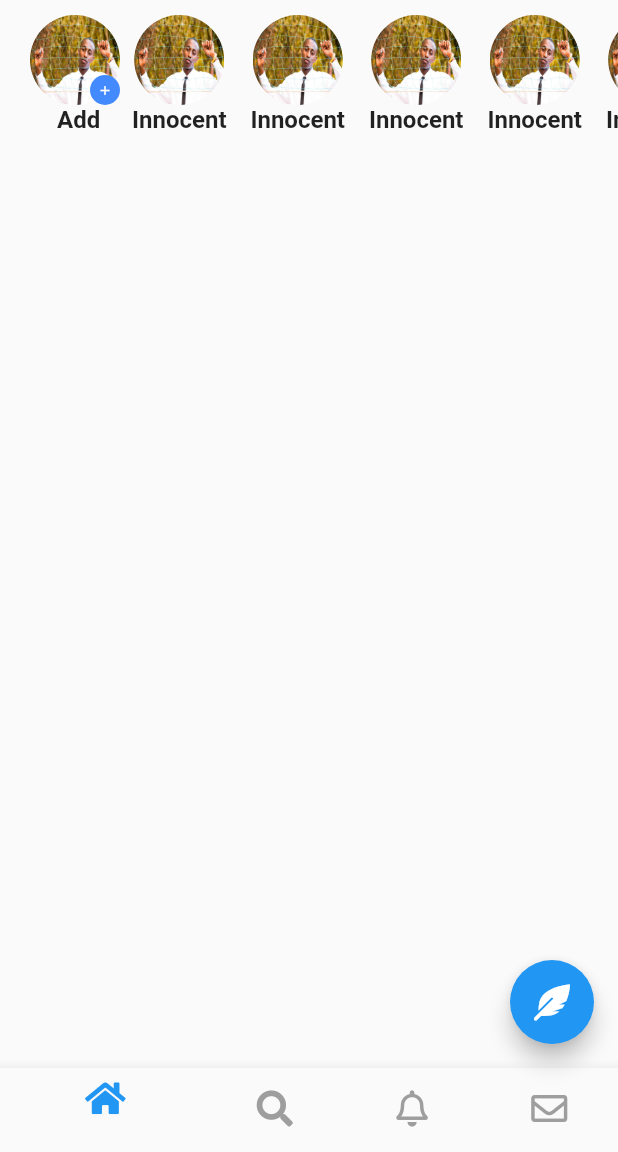
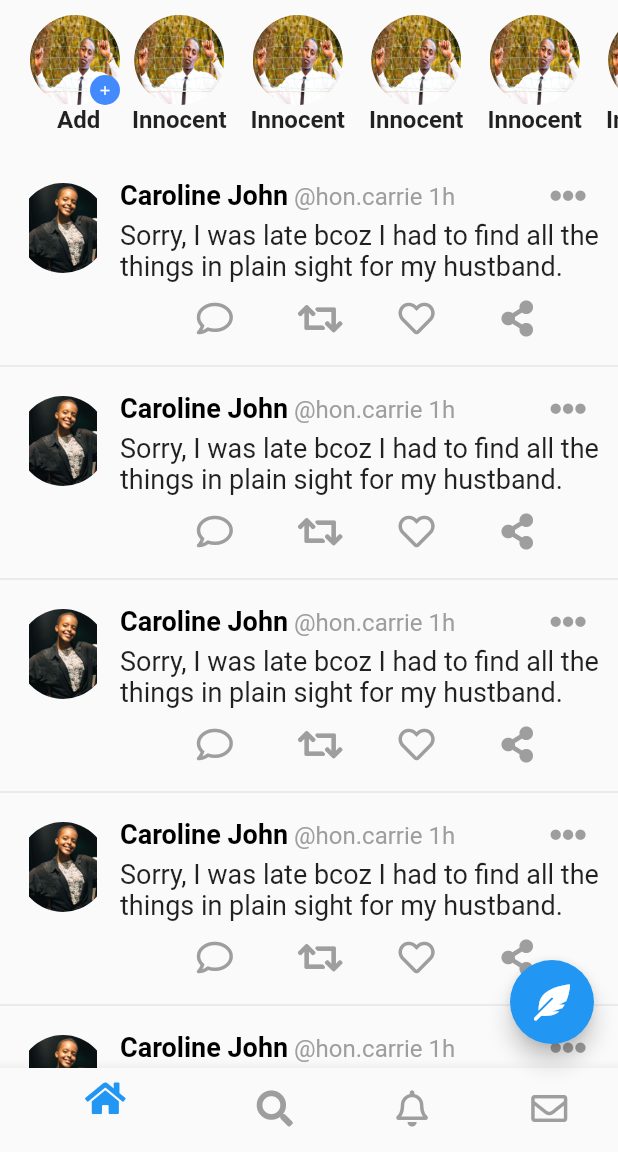
Before and after one commit to luqmantuke/14DaysFlutterUIChallenge, a Flutter app: the screen it shows after launch, on a phone screen of 412 x 824 dp, the part 84-1236 px from its top. Run offline on Flutter 3.47's test engine with Material 2 defaults, Android fonts, the phone set to English and light mode, and no system bars; our stand-ins replace font_awesome_flutter.

Commit message:
added tweet feed

```diff
--- a/twitter_clone/lib/main.dart
+++ b/twitter_clone/lib/main.dart
@@ -3,6 +3,7 @@ import 'package:font_awesome_flutter/font_awesome_flutter.dart';
 import 'package:twitter_clone/utils/app_constants.dart';
 import 'package:twitter_clone/widgets/bottom_navigation_bar.dart';
 import 'package:twitter_clone/widgets/stories.dart';
+import 'package:twitter_clone/widgets/tweet_feed.dart';
 
 void main() {
   runApp(MyApp());
@@ -49,7 +50,7 @@ class MyApp extends StatelessWidget {
           child: Column(
             children: [
               Stories(),
-
+              TweetFeed(),
             ],
           ),
         ),
--- a/twitter_clone/lib/utils/app_constants.dart
+++ b/twitter_clone/lib/utils/app_constants.dart
@@ -1,3 +1,4 @@
 const String logo = 'assets/images/logo.png';
 const String sparkle = 'assets/images/sparkle.png';
 const String innocent = 'assets/images/innocent.jpg';
+const String caro = 'assets/images/caro.jpg';
--- /dev/null
+++ b/twitter_clone/lib/widgets/tweet_feed.dart
@@ -0,0 +1,128 @@
+import 'package:flutter/material.dart';
+import 'package:font_awesome_flutter/font_awesome_flutter.dart';
+import 'package:twitter_clone/utils/app_constants.dart';
+
+class TweetFeed extends StatelessWidget {
+  @override
+  Widget build(BuildContext context) {
+    return Expanded(
+          child: SizedBox(
+
+                      child: ListView.builder(
+                        itemCount: 10,
+                        scrollDirection: Axis.vertical,
+                  itemBuilder: (context, index)=>Container(
+            child: Column(
+        children: <Widget>[
+            Padding(
+                padding: const EdgeInsets.all(4.0),
+                child: Row(
+                  crossAxisAlignment: CrossAxisAlignment.start,
+                  children: <Widget>[
+                    Padding(
+                        padding: const EdgeInsets.all(8.0),
+                        child: Container(
+                          width: 60,
+                          height: 60,
+                          decoration: BoxDecoration(
+                            shape: BoxShape.circle,
+                            image: DecorationImage(
+                              image: AssetImage(
+                                caro,
+
+
+                              ),
+                            )
+                          ),
+                        )
+                    ),
+                    Expanded(
+                        child: Column(
+                          mainAxisAlignment: MainAxisAlignment.start,
+                          children: <Widget>[
+                            Padding(
+                              padding: const EdgeInsets.only(top: 4.0),
+                              child: Row(
+                                mainAxisAlignment: MainAxisAlignment.spaceBetween,
+                                children: <Widget>[
+                                  Expanded(
+                                    child: Container(
+                                        child: RichText(
+                                      text: TextSpan(children: [
+                                        TextSpan(
+                                          text: "Caroline John",
+                                          style: TextStyle(
+                                              fontWeight: FontWeight.w600,
+                                              fontSize: 18.0,
+                                              color: Colors.black),
+                                        ),
+                                        TextSpan(
+                                            text: " " + "@hon.carrie",
+                                            style: TextStyle(
+                                                fontSize: 16.0, color: Colors.grey)),
+                                        TextSpan(
+                                            text: " " + "1h",
+                                            style: TextStyle(
+                                                fontSize: 16.0, color: Colors.grey))
+                                      ]),
+                                      overflow: TextOverflow.ellipsis,
+                                    )),
+                                    flex: 5,
+                                  ),
+                                  Expanded(
+                                    child: Padding(
+                                      padding: const EdgeInsets.only(right: 4.0),
+                                      child: Icon(
+                                        FontAwesomeIcons.ellipsisH,
+                                        color: Colors.grey,
+                                      ),
+                                    ),
+                                    flex: 1,
+                                  ),
+                                ],
+                              ),
+                            ),
+                            Padding(
+                              padding: const EdgeInsets.symmetric(vertical: 4.0),
+                              child: Text(
+                                "Sorry, I was late bcoz I had to find all the things in plain sight for my hustband.",
+                                style: TextStyle(fontSize: 18.0),
+                              ),
+                            ),
+                            Padding(
+                              padding: const EdgeInsets.all(8.0),
+                              child: Row(
+                                mainAxisAlignment: MainAxisAlignment.spaceEvenly,
+                                children: <Widget>[
+                                  Icon(
+                                    FontAwesomeIcons.comment,
+                                    color: Colors.grey,
+                                  ),
+                                  Icon(
+                                    FontAwesomeIcons.retweet,
+                                    color: Colors.grey,
+                                  ),
+                                  Icon(
+                                    FontAwesomeIcons.heart,
+                                    color: Colors.grey,
+                                  ),
+                                  Icon(
+                                    FontAwesomeIcons.shareAlt,
+                                    color: Colors.grey,
+                                  ),
+                                ],
+                              ),
+                            )
+                          ],
+                        ),
+                    )
+                  ],
+                )),
+            Divider(),
+        ],
+      )),
+                      ),
+          ),
+    );
+  }
+}
```
Also changed, not shown: twitter_clone/assets/images/caro.jpg (added).
